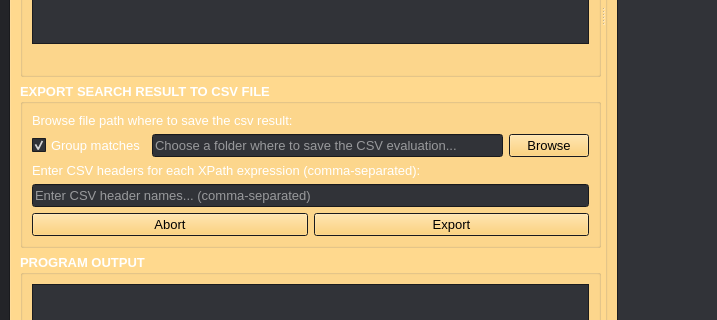
The window that src/xmluvation/resources/ui/XMLuvation.ui (zaricj/XMLuvation) describes before a commit, drawn with Qt 5; both pictures show x 0 to 717 and y 478 to 798 of the 1186 by 961 pixel window.
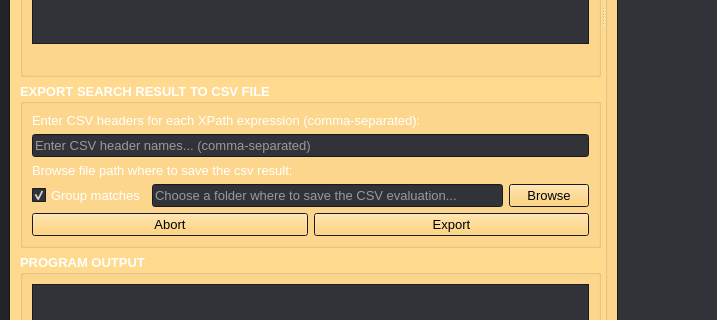
The same window after the commit. Icons and pictures are not drawn.

Commit message: Moved ui widget for csv headers above input field

What changed in the file:
```diff
--- a/src/xmluvation/resources/ui/XMLuvation.ui
+++ b/src/xmluvation/resources/ui/XMLuvation.ui
@@ -1112,6 +1112,59 @@
                <string>EXPORT SEARCH RESULT TO CSV FILE</string>
               </property>
               <layout class="QVBoxLayout" name="verticalLayout_11">
+               <item>
+                <widget class="QLabel" name="label_csv_headers_info">
+                 <property name="sizePolicy">
+                  <sizepolicy hsizetype="Minimum" vsizetype="Preferred">
+                   <horstretch>0</horstretch>
+                   <verstretch>0</verstretch>
+                  </sizepolicy>
+                 </property>
+                 <property name="font">
+                  <font>
+                   <family>Microsoft YaHei UI</family>
+                   <pointsize>10</pointsize>
+                   <italic>false</italic>
+                   <bold>false</bold>
+                   <underline>false</underline>
+                   <strikeout>false</strikeout>
+                  </font>
+                 </property>
+                 <property name="text">
+                  <string>Enter CSV headers for each XPath expression (comma-separated):</string>
+                 </property>
+                </widget>
+               </item>
+               <item>
+                <layout class="QHBoxLayout" name="hor_layout_csv_headers">
+                 <item>
+                  <widget class="QLineEdit" name="line_edit_csv_headers_input">
+                   <property name="sizePolicy">
+                    <sizepolicy hsizetype="Minimum" vsizetype="Fixed">
+                     <horstretch>0</horstretch>
+                     <verstretch>0</verstretch>
+                    </sizepolicy>
+                   </property>
+                   <property name="font">
+                    <font>
+                     <family>Microsoft YaHei UI</family>
+                     <pointsize>10</pointsize>
+                     <italic>false</italic>
+                     <bold>false</bold>
+                     <underline>false</underline>
+                     <strikeout>false</strikeout>
+                    </font>
+                   </property>
+                   <property name="placeholderText">
+                    <string>Enter CSV header names... (comma-separated)</string>
+                   </property>
+                   <property name="clearButtonEnabled">
+                    <bool>true</bool>
+                   </property>
+                  </widget>
+                 </item>
+                </layout>
+               </item>
                <item>
                 <widget class="QLabel" name="label_csv_export_input">
                  <property name="sizePolicy">
@@ -1202,59 +1255,6 @@
                  </item>
                 </layout>
                </item>
-               <item>
-                <widget class="QLabel" name="label_csv_headers_info">
-                 <property name="sizePolicy">
-                  <sizepolicy hsizetype="Minimum" vsizetype="Preferred">
-                   <horstretch>0</horstretch>
-                   <verstretch>0</verstretch>
-                  </sizepolicy>
-                 </property>
-                 <property name="font">
-                  <font>
-                   <family>Microsoft YaHei UI</family>
-                   <pointsize>10</pointsize>
-                   <italic>false</italic>
-                   <bold>false</bold>
-                   <underline>false</underline>
-                   <strikeout>false</strikeout>
-                  </font>
-                 </property>
-                 <property name="text">
-                  <string>Enter CSV headers for each XPath expression (comma-separated):</string>
-                 </property>
-                </widget>
-               </item>
-               <item>
-                <layout class="QHBoxLayout" name="hor_layout_csv_headers">
-                 <item>
-                  <widget class="QLineEdit" name="line_edit_csv_headers_input">
-                   <property name="sizePolicy">
-                    <sizepolicy hsizetype="Minimum" vsizetype="Fixed">
-                     <horstretch>0</horstretch>
-                     <verstretch>0</verstretch>
-                    </sizepolicy>
-                   </property>
-                   <property name="font">
-                    <font>
-                     <family>Microsoft YaHei UI</family>
-                     <pointsize>10</pointsize>
-                     <italic>false</italic>
-                     <bold>false</bold>
-                     <underline>false</underline>
-                     <strikeout>false</strikeout>
-                    </font>
-                   </property>
-                   <property name="placeholderText">
-                    <string>Enter CSV header names... (comma-separated)</string>
-                   </property>
-                   <property name="clearButtonEnabled">
-                    <bool>true</bool>
-                   </property>
-                  </widget>
-                 </item>
-                </layout>
-               </item>
                <item>
                 <layout class="QHBoxLayout" name="hor_layout_button_export_and_abort">
                  <item>
```
The commit also changes 1 other file.
